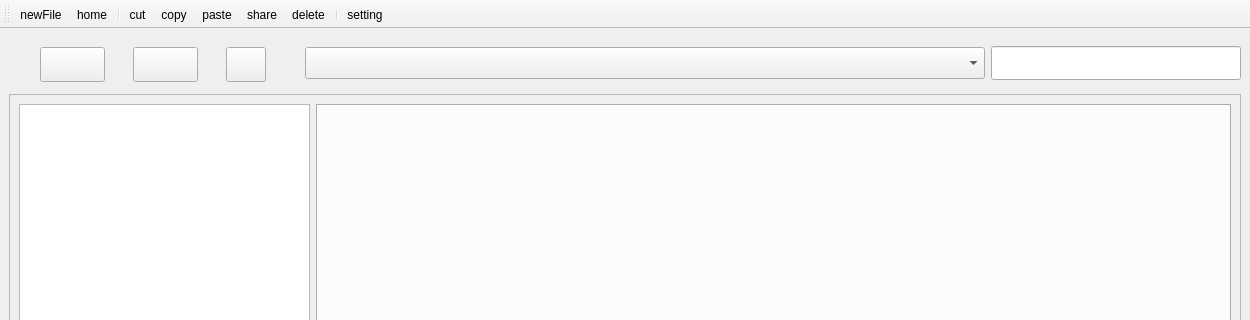
First picture: the form in APlorer/aplmainwindow.ui, repository Aisdar/APlorer, before the edit; both pictures show x 0 to 1250 and y 0 to 320 of the 1250 by 740 pixel window.
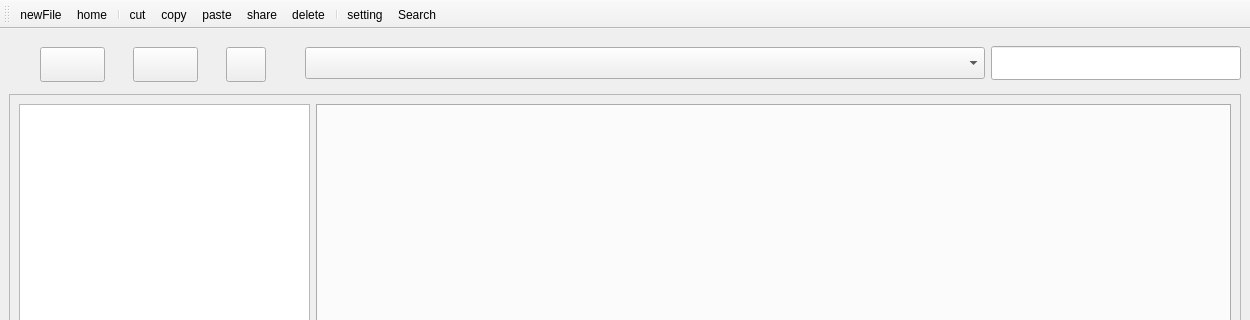
Second picture: the form after the edit. Icons and pictures are not drawn. Custom widgets are drawn as their Qt base class.

The edit to the form file:
```diff
--- a/APlorer/aplmainwindow.ui
+++ b/APlorer/aplmainwindow.ui
@@ -218,6 +218,7 @@
    <addaction name="actiondelete"/>
    <addaction name="separator"/>
    <addaction name="actionsetting"/>
+   <addaction name="actionSearch"/>
   </widget>
   <action name="actionnewFile">
    <property name="icon">
@@ -407,6 +408,15 @@
     <string>详细内容</string>
    </property>
   </action>
+  <action name="actionSearch">
+   <property name="icon">
+    <iconset resource="icon.qrc">
+     <normaloff>:/Search.svg</normaloff>:/Search.svg</iconset>
+   </property>
+   <property name="text">
+    <string>Search</string>
+   </property>
+  </action>
  </widget>
  <customwidgets>
   <customwidget>
```
